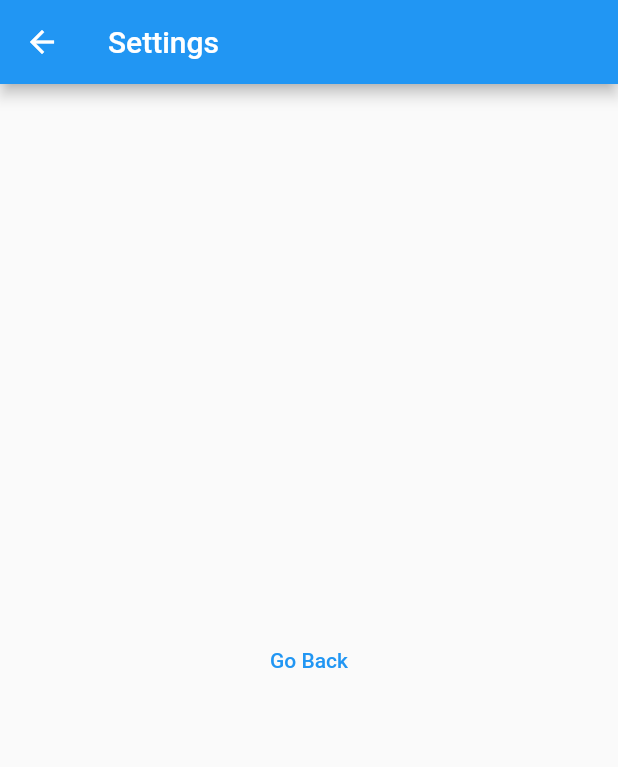
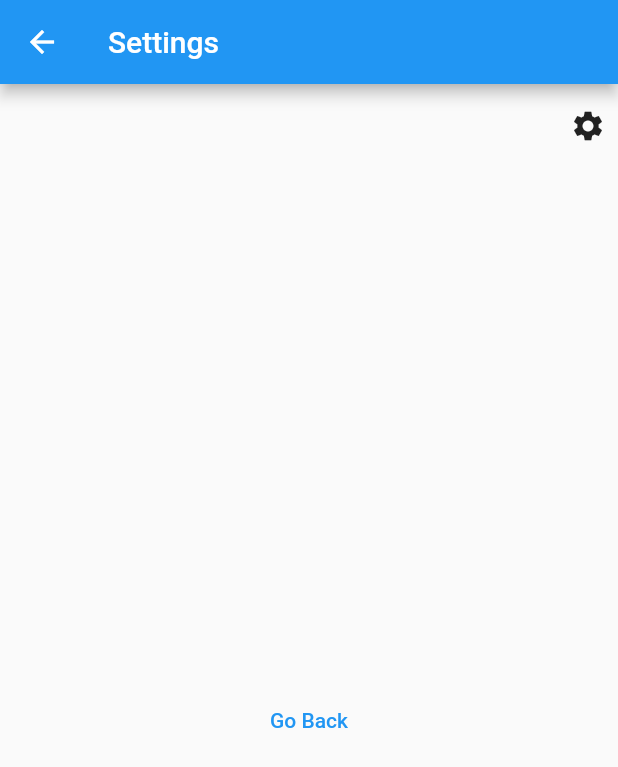
Before and after one commit to toledobh/news-scraping, a Flutter app: the screen it shows after launch, in the side drawer, after a tap on "Settings", on a phone screen of 412 x 824 dp. Shown: the top 767 px of the screen. Run offline on Flutter 3.47's test engine with Material 2 defaults, Android fonts, the phone set to English and light mode, and no system bars; our stand-ins replace equatable.

Commit message:
moved the settings button to its right place

```diff
--- a/my_app/lib/main.dart
+++ b/my_app/lib/main.dart
@@ -61,13 +61,8 @@ class _MyHomePageState extends State<MyHomePage> {
                 ),
                 buildElevatedButton(),
 
-                //settings button container
-                Container(
-                  height: 300,
-                  alignment: Alignment.bottomRight,
-                  child: buildIconButton(),
-                ),
-              ]),
+              ]
+          ),
         ),
       ),
 
@@ -160,10 +155,27 @@ class SecondPage extends StatelessWidget {
         title: Text(title),
       ),
       body: Center(
-        child: TextButton(
-          onPressed: () {},
-          child: const Text('Go Back'),
+        child: Column(
+          mainAxisSize: MainAxisSize.max,
+          children: <Widget>[
+            Container(
+              //height: 300,
+              alignment: Alignment.topRight,
+              child: buildIconButton(),
+            ),
+
+            // ignore: avoid_unnecessary_containers
+            Container(
+              height: 400,
+              alignment: Alignment.bottomCenter,
+              child: TextButton(
+                onPressed: () {},
+                child: const Text('Go Back'),
+              ),
+            ),
+          ],
         ),
+
       ),
     );
   }
```
